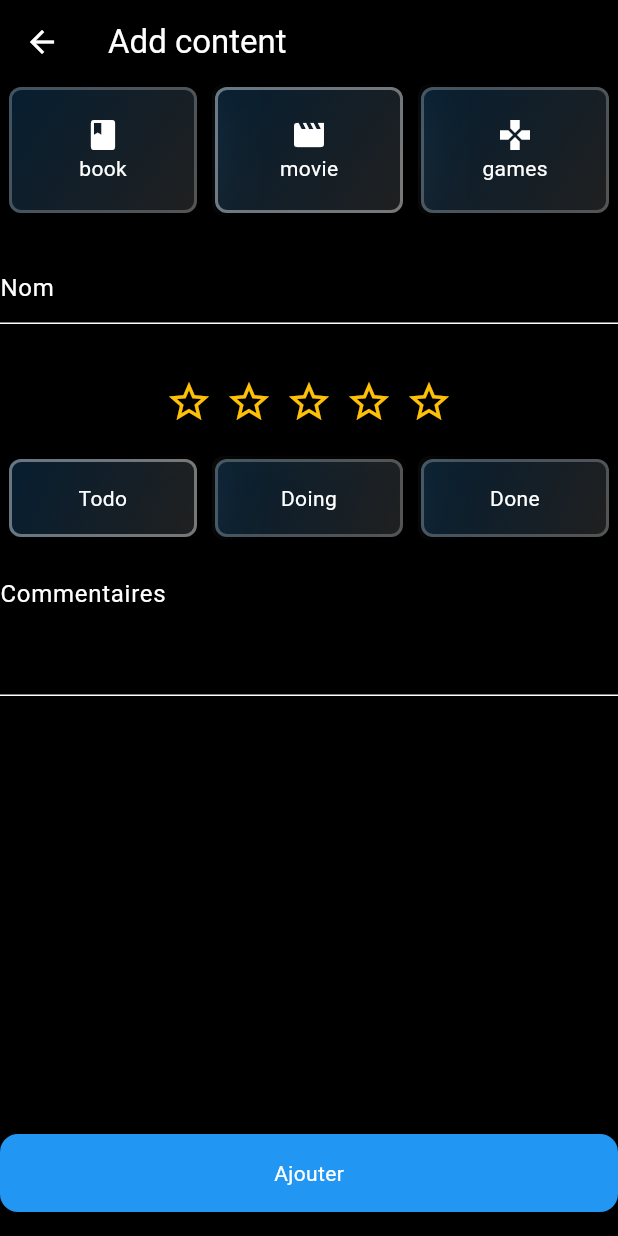
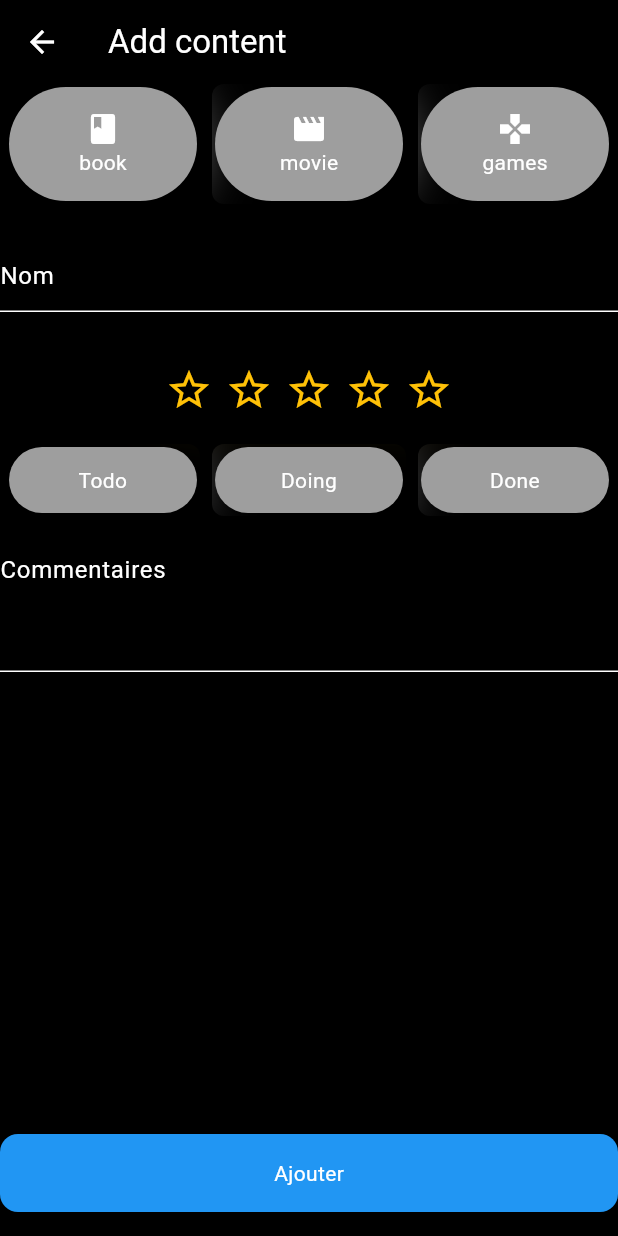
Before and after one commit to Eliotools/MyBend, a Flutter app: the AddContentScreen screen opened by its route, after a tap on "movie", on a phone screen of 412 x 824 dp. Run offline on Flutter 3.47's test engine with Material 3 defaults, Android fonts, the phone set to English and light mode, and no system bars; our stand-ins replace fl_chart, flutter_bloc, flutter_dotenv, gap, get_it, go_router and 2 more; missing offline and left inert: flutter_ringtone_player, wyatt_type_utils; network calls fail.

Commit message:
feat: implermente new theme v2

```diff
--- a/lib/features/alexandrie/alexandrie_screen.dart
+++ b/lib/features/alexandrie/alexandrie_screen.dart
@@ -1,5 +1,4 @@
 import 'package:flutter/material.dart';
-import 'package:mybend/core/themes/app_theme.dart';
 import 'package:mybend/features/alexandrie/models/alexandrie_category.dart';
 import 'package:mybend/features/alexandrie/models/alexandrie_item.dart';
 import 'package:mybend/features/alexandrie/alexandrie_cubit.dart';
@@ -43,7 +42,7 @@ class AlexandrieScreen extends CubitScreen<AlexandrieCubit, DataState> {
             child: CircularProgressIndicator(),
           ),
         Error(message: final message) => Center(
-            child: Text(message, style: AppTheme.textTheme.bodyMedium),
+            child: Text(message, style: Theme.of(context).textTheme.bodyMedium),
           ),
         Loaded<AlexandrieLoadDto>(data: final data) => AlexandrieContent(
             alexandries: data.alexandries,
--- a/lib/features/babel/update_content_screen.dart
+++ b/lib/features/babel/update_content_screen.dart
@@ -1,7 +1,6 @@
 import 'package:flutter/cupertino.dart';
 import 'package:flutter/material.dart';
 import 'package:go_router/go_router.dart';
-import 'package:mybend/core/themes/app_theme.dart';
 import 'package:mybend/features/babel/models/content.dart';
 import 'package:mybend/features/babel/widgets/movie_poster_preview.dart';
 import 'package:mybend/features/babel/widgets/star_rating.dart';
@@ -152,7 +151,7 @@ class _UpdateContentScreenState extends State<UpdateContentScreen> {
                             child: Text(
                               status.label,
                               textAlign: TextAlign.center,
-                              style: AppTheme.textTheme.bodyMedium,
+                              style: Theme.of(context).textTheme.bodyMedium,
                             ),
                           ),
                         ),
@@ -173,7 +172,7 @@ class _UpdateContentScreenState extends State<UpdateContentScreen> {
             onPressed: _save,
             child: Text(
               'Modifier',
-              style: AppTheme.textTheme.bodyMedium,
+              style: Theme.of(context).textTheme.bodyMedium,
             ),
           ),
         ],
--- a/lib/features/home/home_screen.dart
+++ b/lib/features/home/home_screen.dart
@@ -2,7 +2,6 @@ import 'package:flutter/cupertino.dart';
 import 'package:flutter/material.dart';
 import 'package:gap/gap.dart';
 import 'package:go_router/go_router.dart';
-import 'package:mybend/core/themes/app_theme.dart';
 import 'package:mybend/features/home/home_cubit.dart';
 import 'package:mybend/shared/cubit_screen.dart';
 import 'package:mybend/shared/ui/custom_container.dart';
@@ -20,7 +19,7 @@ class HomeScreen extends CubitScreen<HomeCubit, DataState> {
         children: [
           Text(
             'Bonjour',
-            style: AppTheme.textTheme.titleMedium,
+            style: Theme.of(context).textTheme.titleMedium,
             textAlign: TextAlign.center,
           ),
           const Gap(24),
--- a/lib/features/todo/todo_screen.dart
+++ b/lib/features/todo/todo_screen.dart
@@ -1,5 +1,4 @@
 import 'package:flutter/material.dart';
-import 'package:mybend/core/themes/app_theme.dart';
 import 'package:mybend/features/todo/models/todo_category.dart';
 import 'package:mybend/features/todo/models/todo_item.dart';
 import 'package:mybend/features/todo/todo_cubit.dart';
@@ -44,7 +43,7 @@ class TodoScreen extends CubitScreen<TodoCubit, DataState> {
             child: CircularProgressIndicator(),
           ),
         Error(message: final message) => Center(
-            child: Text(message, style: AppTheme.textTheme.bodyMedium),
+            child: Text(message, style: Theme.of(context).textTheme.bodyMedium),
           ),
         Loaded<TodoLoadDto>(data: final data) => TodoContent(
             todos: data.todos,
--- a/lib/shared/cubit_screen.dart
+++ b/lib/shared/cubit_screen.dart
@@ -1,6 +1,7 @@
 import 'package:flutter/material.dart';
 import 'package:flutter_bloc/flutter_bloc.dart';
 import 'package:get_it/get_it.dart';
+import 'package:mybend/shared/ui/theme_toggle_button.dart';
 
 final getIt = GetIt.instance;
 
@@ -25,7 +26,10 @@ abstract class CubitScreen<TCubit extends Cubit<TState>, TState>
         create: (_) => cubit,
         child: BlocBuilder<TCubit, TState>(
             builder: (context, state) => Scaffold(
-                appBar: AppBar(title: Text(name)),
+                appBar: AppBar(
+                  title: Text(name),
+                  actions: const [ThemeToggleButton()],
+                ),
                 floatingActionButton: floatingActionButton?.call(context, state),
                 body: Padding(
                   padding: const EdgeInsets.all(16),
--- a/lib/shared/ui/custom_container.dart
+++ b/lib/shared/ui/custom_container.dart
@@ -1,10 +1,14 @@
 import 'dart:ui';
 
 import 'package:flutter/material.dart';
-import 'package:mybend/core/extensions/context_extensions.dart';
 
 class CustomContainer extends StatelessWidget {
-  const CustomContainer({super.key, this.color, this.child, this.selected = false, this.small = false});
+  const CustomContainer(
+      {super.key,
+      this.color,
+      this.child,
+      this.selected = false,
+      this.small = false});
 
   final Color? color;
   final Widget? child;
@@ -13,31 +17,13 @@ class CustomContainer extends StatelessWidget {
 
   @override
   Widget build(BuildContext context) => ClipRRect(
-    borderRadius: BorderRadius.circular(8),
-    child: BackdropFilter(
-      filter: ImageFilter.blur(
-        sigmaX: 20,
-        sigmaY: 20
-      ),
-      child:
-    Container(
-        margin:  EdgeInsets.all(small ? 2 : 4),
-        decoration: BoxDecoration(
-          gradient: LinearGradient(colors: [context.colorScheme.primary.withAlpha(51), context.colorScheme.secondary.withAlpha(51)],
-           begin: Alignment.topLeft,
-      end: Alignment.bottomRight,),
-           boxShadow: [
-      BoxShadow(
-        blurRadius: 20,
-        spreadRadius: 0,
-        color: Colors.black.withAlpha(10),
-      ),
-    ],
-          borderRadius: BorderRadius.circular(8),
-          border: Border.all(color :  Colors.white.withAlpha(selected ? 100 : 60), width: 2)
+        borderRadius: BorderRadius.circular(8),
+        child: BackdropFilter(
+          filter: ImageFilter.blur(sigmaX: 20, sigmaY: 20),
+          child: Card(
+            margin: EdgeInsets.all(small ? 2 : 4),
+            child: child,
+          ),
         ),
-        padding:  EdgeInsets.all(small ? 2 : 8),
-        child: child,
-      ),),
-  );
+      );
 }
--- /dev/null
+++ b/lib/shared/ui/theme_toggle_button.dart
@@ -0,0 +1,33 @@
+import 'package:flutter/material.dart';
+import 'package:flutter_bloc/flutter_bloc.dart';
+import 'package:mybend/core/di/injections.dart';
+import 'package:mybend/core/theme/theme_cubit.dart';
+
+const themeIconMap = {
+  'dark': Icons.bedtime,
+  'light': Icons.light_mode_outlined,
+  'green': Icons.forest,
+  'purple': Icons.color_lens,
+  'red': Icons.fireplace,
+};
+
+class ThemeToggleButton extends StatelessWidget {
+  const ThemeToggleButton({super.key});
+
+  @override
+  Widget build(BuildContext context) {
+    return BlocBuilder<ThemeCubit, String>(
+      bloc: getIt<ThemeCubit>(),
+      builder: (context, themeKey) => GestureDetector(
+        onTap: getIt<ThemeCubit>().toggle,
+        child: Padding(
+          padding: const EdgeInsets.all(8),
+          child: Tooltip(
+            message: 'Theme: $themeKey',
+            child: Icon(themeIconMap[themeKey] ?? Icons.palette),
+          ),
+        ),
+      ),
+    );
+  }
+}
```
Also changed, not shown: lib/features/babel/babel_screen.dart (+5 -6 lines).
